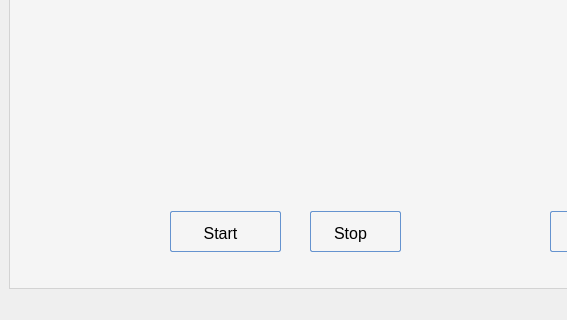
viniltc/POML060, file POML060_v1/stageprogram.ui: the form before one commit; both pictures show x 0 to 567 and y 205 to 525 of the 663 by 525 pixel window.
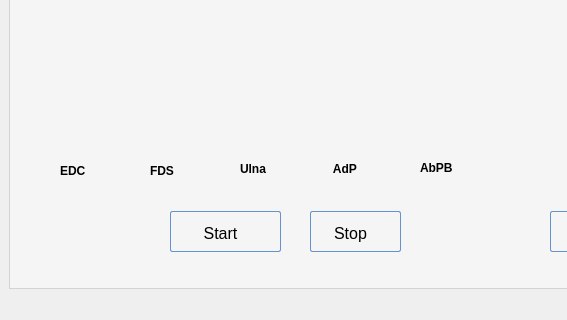
The form after the commit. Icons and pictures are not drawn. Custom widgets are drawn as their Qt base class.

Patch:
```diff
--- a/POML060_v1/stageprogram.ui
+++ b/POML060_v1/stageprogram.ui
@@ -716,6 +716,101 @@
          <string>TextLabel</string>
         </property>
        </widget>
+       <widget class="QLabel" name="label_4">
+        <property name="geometry">
+         <rect>
+          <x>50</x>
+          <y>310</y>
+          <width>61</width>
+          <height>20</height>
+         </rect>
+        </property>
+        <property name="font">
+         <font>
+          <weight>75</weight>
+          <bold>true</bold>
+         </font>
+        </property>
+        <property name="text">
+         <string>EDC </string>
+        </property>
+       </widget>
+       <widget class="QLabel" name="label_5">
+        <property name="geometry">
+         <rect>
+          <x>140</x>
+          <y>310</y>
+          <width>61</width>
+          <height>20</height>
+         </rect>
+        </property>
+        <property name="font">
+         <font>
+          <weight>75</weight>
+          <bold>true</bold>
+         </font>
+        </property>
+        <property name="text">
+         <string>FDS</string>
+        </property>
+       </widget>
+       <widget class="QLabel" name="label_6">
+        <property name="geometry">
+         <rect>
+          <x>230</x>
+          <y>310</y>
+          <width>61</width>
+          <height>16</height>
+         </rect>
+        </property>
+        <property name="font">
+         <font>
+          <weight>75</weight>
+          <bold>true</bold>
+         </font>
+        </property>
+        <property name="text">
+         <string>Ulna</string>
+        </property>
+       </widget>
+       <widget class="QLabel" name="label_7">
+        <property name="geometry">
+         <rect>
+          <x>320</x>
+          <y>310</y>
+          <width>61</width>
+          <height>16</height>
+         </rect>
+        </property>
+        <property name="font">
+         <font>
+          <weight>75</weight>
+          <bold>true</bold>
+         </font>
+        </property>
+        <property name="text">
+         <string> AdP</string>
+        </property>
+       </widget>
+       <widget class="QLabel" name="label_8">
+        <property name="geometry">
+         <rect>
+          <x>410</x>
+          <y>310</y>
+          <width>47</width>
+          <height>13</height>
+         </rect>
+        </property>
+        <property name="font">
+         <font>
+          <weight>75</weight>
+          <bold>true</bold>
+         </font>
+        </property>
+        <property name="text">
+         <string>AbPB</string>
+        </property>
+       </widget>
       </widget>
       <widget class="QWidget" name="tab_2">
        <attribute name="title">
```
